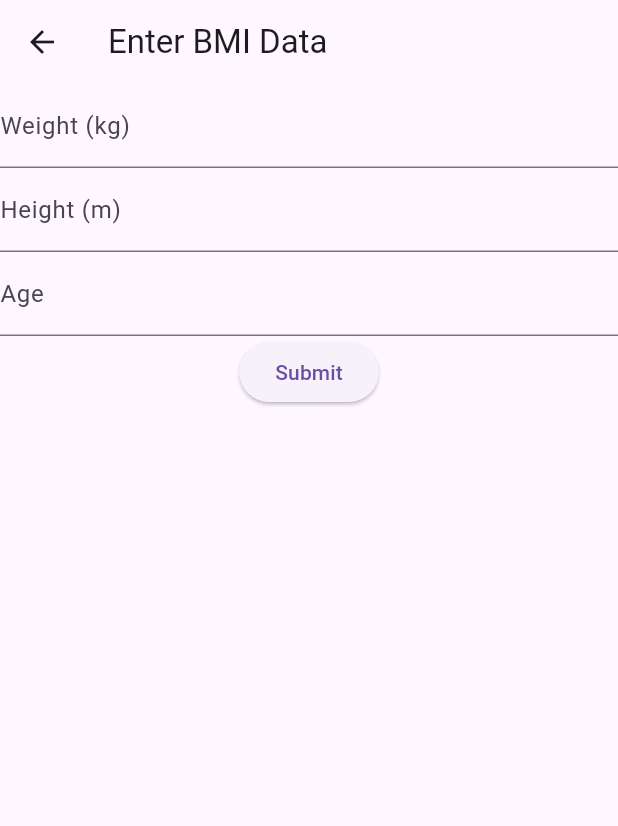
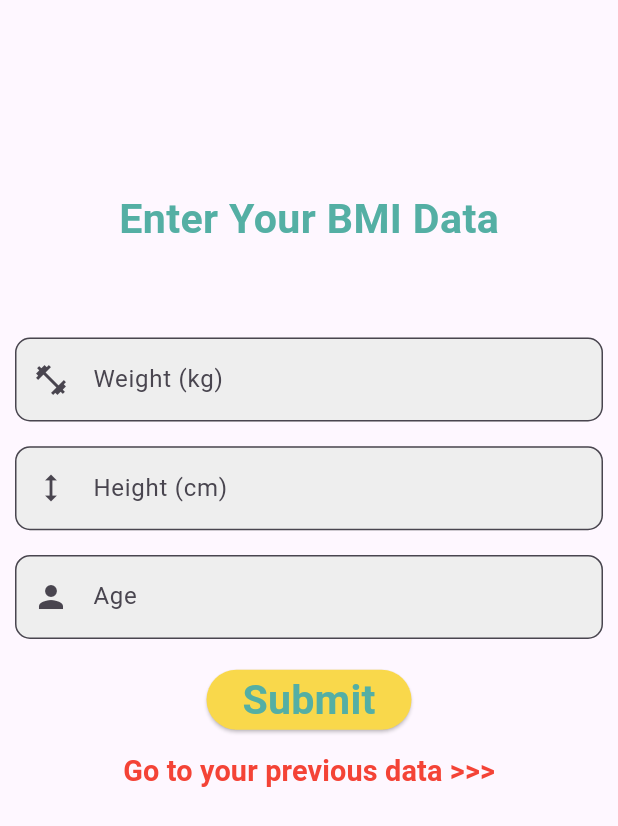
Before and after one commit to Abdelrahman-Harraz/BMI-Calculator-FlutterApp, a Flutter app: the screen it shows after launch, after a tap on "Sign In Anonymously", on a phone screen of 412 x 824 dp. Shown: the top 826 px of the screen. Run offline on Flutter 3.47's test engine with Material 3 defaults, Android fonts, the phone set to English and light mode, and no system bars; our stand-ins replace cloud_firestore, firebase_auth, firebase_core, get, sizer, syncfusion_flutter_gauges; accounts and stored records are empty; network calls fail.

Commit message:
- finishing the task

```diff
--- a/lib/main.dart
+++ b/lib/main.dart
@@ -1,20 +1,21 @@
 import 'package:bmi_calculator/controllers/auth_controller.dart';
+import 'package:bmi_calculator/controllers/bmi_controller.dart';
 import 'package:bmi_calculator/controllers/firestore_controller.dart';
 import 'package:bmi_calculator/routes.dart';
+import 'package:firebase_core/firebase_core.dart';
 import 'package:flutter/material.dart';
 import 'package:get/get.dart';
-import 'package:firebase_core/firebase_core.dart'; // Import Firebase Core
+import 'package:sizer/sizer.dart'; // Import the sizer package
 
 void main() async {
   WidgetsFlutterBinding.ensureInitialized();
-
-  // Initialize Firebase
   await Firebase.initializeApp();
-
-  // Initialize AuthController
   Get.put(AuthController());
   Get.put(FirestoreController());
-  runApp(MyApp());
+  Get.put(BmiController());
+  runApp(Sizer(builder: (context, orientation, deviceType) {
+    return MyApp();
+  }));
 }
 
 class MyApp extends StatelessWidget {
@@ -22,6 +23,7 @@ class MyApp extends StatelessWidget {
   Widget build(BuildContext context) {
     return GetMaterialApp(
       title: 'Your App',
+      debugShowCheckedModeBanner: false,
       initialRoute: AppRoutes.signIn,
       getPages: AppRoutes.routes,
     );
--- a/lib/screens/entry_form_screen.dart
+++ b/lib/screens/entry_form_screen.dart
@@ -1,36 +1,50 @@
+import 'package:bmi_calculator/controllers/bmi_controller.dart';
 import 'package:bmi_calculator/core/utility/bmi_calculate.dart';
 import 'package:bmi_calculator/routes.dart';
+import 'package:bmi_calculator/screens/entry_list_screen.dart';
+import 'package:bmi_calculator/theme.dart';
 import 'package:cloud_firestore/cloud_firestore.dart';
 import 'package:flutter/material.dart';
 import 'package:get/get.dart';
 import 'package:get/get_core/src/get_main.dart';
+import 'package:sizer/sizer.dart';
 
-class EntryFormScreen extends StatefulWidget {
-  @override
-  _EntryFormScreenState createState() => _EntryFormScreenState();
-}
-
-class _EntryFormScreenState extends State<EntryFormScreen> {
+class EntryFormScreen extends StatelessWidget {
   final _formKey = GlobalKey<FormState>();
-  final _weightController = TextEditingController();
-  final _heightController = TextEditingController();
-  final _ageController = TextEditingController();
   final _firestore = FirebaseFirestore.instance;
-
   @override
   Widget build(BuildContext context) {
     return Scaffold(
-      appBar: AppBar(
-        title: Text('Enter BMI Data'),
+      appBar: AppBar(),
+      body: SingleChildScrollView(
+        child: Form(
+          key: _formKey,
+          child: GetBuilder<BmiController>(
+            builder: (BmiController controller) {
+              return Padding(
+                padding: EdgeInsets.all(10),
+                child: Column(
+                  // mainAxisAlignment: MainAxisAlignment.center,
+                  children: [
+                    Padding(
+                      padding: const EdgeInsets.symmetric(vertical: 60),
+                      child: Text('Enter Your BMI Data',
+                          style: OwnTheme.buttonTextStyle()
+                              .copyWith(color: OwnTheme.callToActionColor)),
                     ),
-      body: Form(
-        key: _formKey,
-        child: Column(
-          children: [
                     TextFormField(
-              controller: _weightController,
+                      controller: controller.weightController,
                       keyboardType: TextInputType.number,
-              decoration: InputDecoration(labelText: 'Weight (kg)'),
+                      decoration: InputDecoration(
+                        labelText: 'Weight (kg)',
+                        hintText: 'Enter your weight',
+                        border: OutlineInputBorder(
+                          borderRadius: BorderRadius.circular(10.0),
+                        ),
+                        filled: true,
+                        fillColor: Colors.grey[200],
+                        prefixIcon: Icon(Icons.fitness_center),
+                      ),
                       validator: (value) {
                         if (value!.isEmpty) {
                           return 'Please enter your weight';
@@ -38,10 +52,20 @@ class _EntryFormScreenState extends State<EntryFormScreen> {
                         return null;
                       },
                     ),
+                    SizedBox(height: 2.h),
                     TextFormField(
-              controller: _heightController,
+                      controller: controller.heightController,
                       keyboardType: TextInputType.number,
-              decoration: InputDecoration(labelText: 'Height (m)'),
+                      decoration: InputDecoration(
+                        labelText: 'Height (cm)',
+                        hintText: 'Enter your height',
+                        border: OutlineInputBorder(
+                          borderRadius: BorderRadius.circular(10.0),
+                        ),
+                        filled: true,
+                        fillColor: Colors.grey[200],
+                        prefixIcon: Icon(Icons.height),
+                      ),
                       validator: (value) {
                         if (value!.isEmpty) {
                           return 'Please enter your height';
@@ -49,10 +73,20 @@ class _EntryFormScreenState extends State<EntryFormScreen> {
                         return null;
                       },
                     ),
+                    SizedBox(height: 2.h),
                     TextFormField(
-              controller: _ageController,
+                      controller: controller.ageController,
                       keyboardType: TextInputType.number,
-              decoration: InputDecoration(labelText: 'Age'),
+                      decoration: InputDecoration(
+                        labelText: 'Age',
+                        hintText: 'Enter your age',
+                        border: OutlineInputBorder(
+                          borderRadius: BorderRadius.circular(10.0),
+                        ),
+                        filled: true,
+                        fillColor: Colors.grey[200],
+                        prefixIcon: Icon(Icons.person),
+                      ),
                       validator: (value) {
                         if (value!.isEmpty) {
                           return 'Please enter your age';
@@ -60,43 +94,61 @@ class _EntryFormScreenState extends State<EntryFormScreen> {
                         return null;
                       },
                     ),
+                    SizedBox(height: 2.h),
                     ElevatedButton(
                       onPressed: () {
                         if (_formKey.currentState!.validate()) {
-                  _submitData();
+                          controller.submitData();
                         }
                       },
-              child: Text('Submit'),
+                      style: ButtonStyle(
+                          backgroundColor: MaterialStatePropertyAll(
+                              OwnTheme.secondaryColor)),
+                      child: Text('Submit',
+                          style: OwnTheme.buttonTextStyle()
+                              .copyWith(color: OwnTheme.callToActionColor)),
                     ),
+                    TextButton(
+                        onPressed: () {
+                          Get.to(EntryListScreen());
+                        },
+                        child: Text("Go to your previous data >>>",
+                            style: OwnTheme.bodyTextStyle().copyWith(
+                                color: OwnTheme.red,
+                                fontWeight: FontWeight.bold)))
                   ],
+                ),
+              );
+            },
+          ),
         ),
       ),
     );
   }
 
-  void _submitData() async {
-    final weight = double.parse(_weightController.text);
-    final height = double.parse(_heightController.text);
-    final age = int.parse(_ageController.text);
-    final bmi = calculateBMI(weight, height);
-
-    try {
-      await _firestore.collection('entries').add({
-        'weight': weight,
-        'height': height,
-        'age': age,
-        'bmi': bmi,
-        'timestamp': DateTime.now(),
-      });
-
-      // Clear form fields after submission
-      _weightController.clear();
-      _heightController.clear();
-      _ageController.clear();
-
-      Get.toNamed(AppRoutes.entryList);
-    } catch (e) {
-      print('Error submitting data: $e');
+  // void _submitData(BmiController controller) async {
+  //   final weight = double.parse(controller.weightController.text);
+  //   final heightCM =
+  //       double.parse(controller.heightController.text); // Parse height in cm
+  //   final age = int.parse(controller.ageController.text);
+  //   final heightM = heightCM / 100; // Convert height to meters
+  //   final bmi =
+  //       calculateBMI(weight, heightM); // Use height in meters for calculation
+  //   try {
+  //     await _firestore.collection('entries').add({
+  //       'weight': weight,
+  //       'height': heightCM, // Save height in cm to the database
+  //       'age': age,
+  //       'bmi': bmi,
+  //       'timestamp': DateTime.now(),
+  //     });
+  //     // Clear form fields after submission
+  //     controller.weightController.clear();
+  //     controller.heightController.clear();
+  //     controller.ageController.clear();
+  //     Get.toNamed(AppRoutes.entryList);
+  //   } catch (e) {
+  //     print('Error submitting data: $e');
+  //   }
+  // }
 }
-  }
-}
--- a/lib/screens/sign_in_screen.dart
+++ b/lib/screens/sign_in_screen.dart
@@ -2,8 +2,10 @@
 
 import 'package:bmi_calculator/controllers/auth_controller.dart';
 import 'package:bmi_calculator/routes.dart';
+import 'package:bmi_calculator/theme.dart';
 import 'package:flutter/material.dart';
 import 'package:get/get.dart';
+import 'package:sizer/sizer.dart';
 
 class SignInScreen extends StatelessWidget {
   final AuthController _authController = Get.find();
@@ -11,17 +13,32 @@ class SignInScreen extends StatelessWidget {
   @override
   Widget build(BuildContext context) {
     return Scaffold(
-      appBar: AppBar(
-        title: Text('Sign In'),
-      ),
+      backgroundColor: OwnTheme.backgroundColor,
       body: Center(
-        child: ElevatedButton(
-          onPressed: () {
-            print('Sign-in button pressed');
-            _authController.signInAnonymously();
-            Get.toNamed(AppRoutes.entryForm);
-          },
-          child: Text('Sign In Anonymously'),
+        child: Column(
+          mainAxisAlignment: MainAxisAlignment.center,
+          children: [
+            Image.asset(
+              'assets/images/bmiLogo.png',
+              width: 50.w,
+            ),
+            SizedBox(height: 5.h),
+            ElevatedButton(
+              style: ButtonStyle(
+                  backgroundColor:
+                      MaterialStatePropertyAll(OwnTheme.secondaryColor)),
+              onPressed: () {
+                print('Sign-in button pressed');
+                _authController.signInAnonymously();
+                Get.offNamed(AppRoutes.entryForm);
+              },
+              child: Text(
+                'Sign In Anonymously',
+                style: OwnTheme.buttonTextStyle()
+                    .copyWith(color: OwnTheme.callToActionColor),
+              ),
+            ),
+          ],
         ),
       ),
     );
--- a/lib/widgets/bmi_gauge.dart
+++ b/lib/widgets/bmi_gauge.dart
@@ -1,4 +1,5 @@
 import 'package:flutter/material.dart';
+import 'package:sizer/sizer.dart';
 import 'package:syncfusion_flutter_gauges/gauges.dart';
 
 class BMIGauge extends StatelessWidget {
@@ -36,7 +37,7 @@ class BMIGauge extends StatelessWidget {
               startValue: 30,
               endValue: 40,
               color: Colors.red,
-              label: 'Obese',
+              label: 'Obesity',
             ),
           ],
           pointers: <GaugePointer>[
@@ -49,7 +50,7 @@ class BMIGauge extends StatelessWidget {
           annotations: <GaugeAnnotation>[
             GaugeAnnotation(
               widget: Text(
-                'BMI: $bmi',
+                'BMI: ${bmi.toStringAsFixed(2)}',
                 style: TextStyle(fontSize: 20, fontWeight: FontWeight.bold),
               ),
               angle: 90,
```
Also changed, not shown: lib/controllers/bmi_controller.dart (added, +50 -0 lines), lib/core/utility/bmi_calculate.dart (+10 -2 lines), lib/screens/edit_entry_screen.dart (+19 -45 lines), lib/screens/entry_list_screen.dart (+44 -11 lines). Lines whose indentation alone changed are shown as unchanged.
